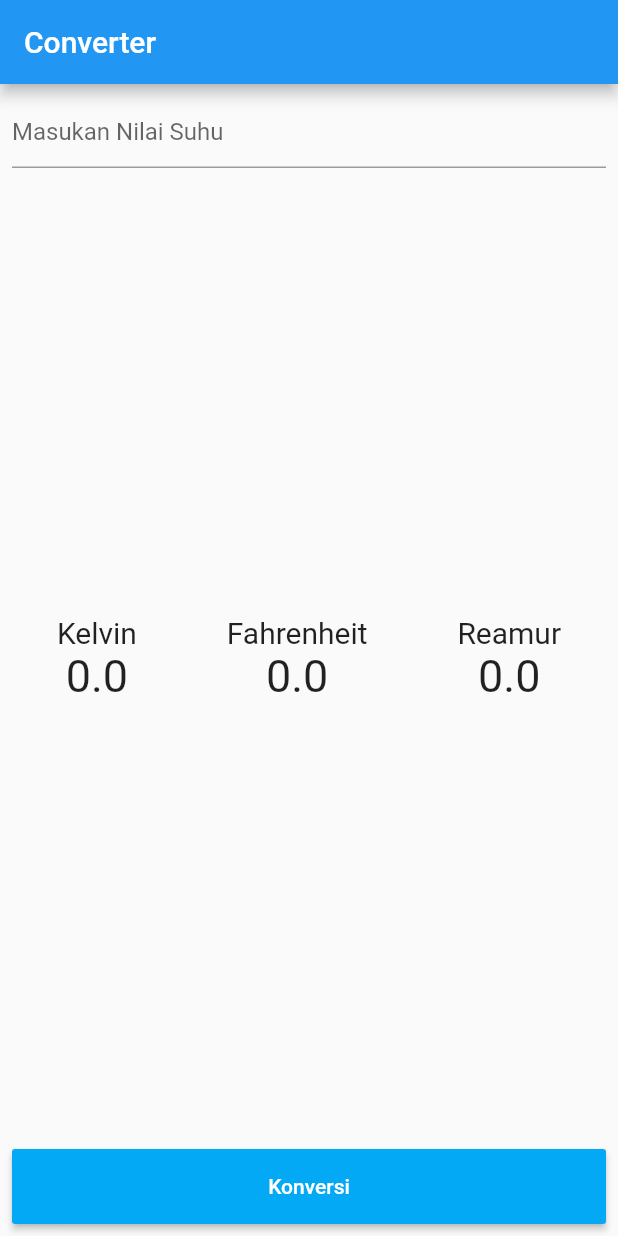
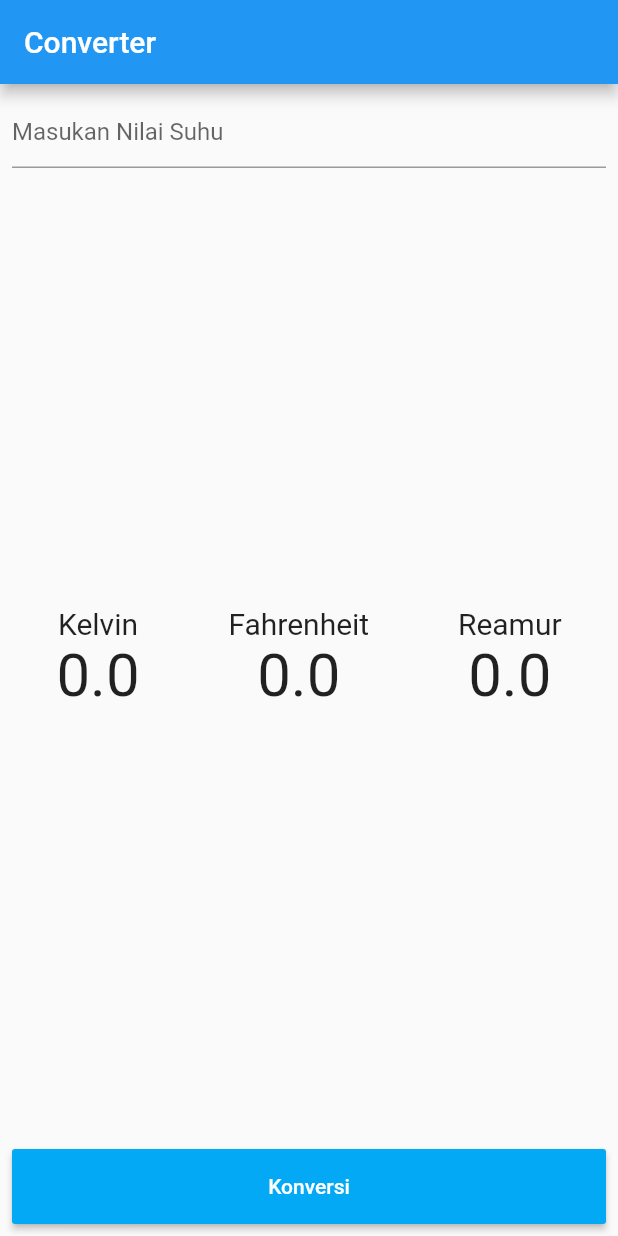
Before and after one commit to mkealvin/konversi-suhu-flutter, a Flutter app: the screen it shows after launch, on a phone screen of 412 x 824 dp. Run offline on Flutter 3.47's test engine with Material 2 defaults, Android fonts, the phone set to English and light mode, and no system bars.

Commit message:
Program Konversi Jadi

```diff
--- a/lib/main.dart
+++ b/lib/main.dart
@@ -60,7 +60,7 @@ class _MyAppState extends State<MyApp> {
                       ),
                       Text(
                         '$kelvin',
-                        style: TextStyle(fontSize: 30),
+                        style: TextStyle(fontSize: 40),
                       ),
                     ],
                   ),
@@ -72,7 +72,7 @@ class _MyAppState extends State<MyApp> {
                       ),
                       Text(
                         '$fahrenheit',
-                        style: TextStyle(fontSize: 30),
+                        style: TextStyle(fontSize: 40),
                       ),
                     ],
                   ),
@@ -84,7 +84,7 @@ class _MyAppState extends State<MyApp> {
                       ),
                       Text(
                         '$reamur',
-                        style: TextStyle(fontSize: 30),
+                        style: TextStyle(fontSize: 40),
                       ),
                     ],
                   ),
```
